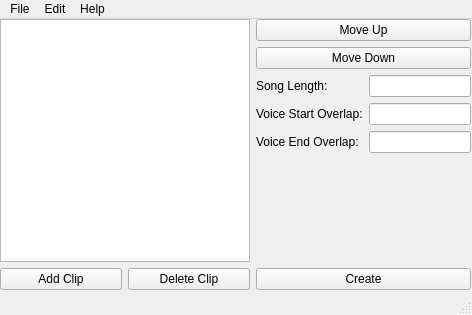
paddatrapper/top30, file top30/main_window.ui: the form before one commit.
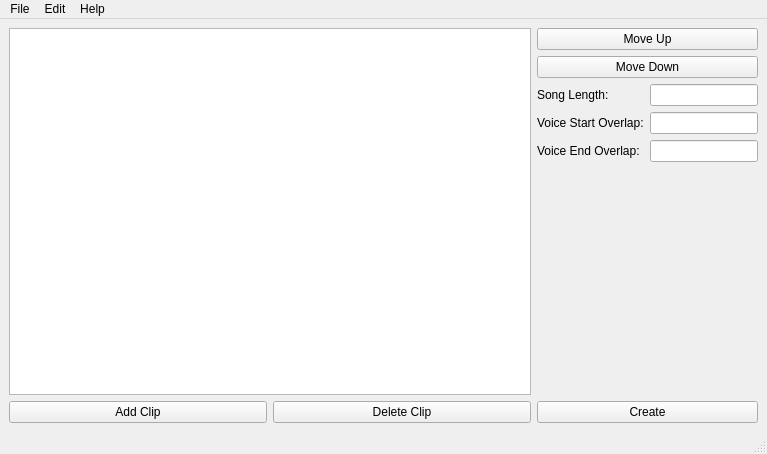
The form after the commit.

Commit message: added movement commands

```diff
--- a/top30/main_window.ui
+++ b/top30/main_window.ui
@@ -6,26 +6,57 @@
    <rect>
     <x>0</x>
     <y>0</y>
-    <width>472</width>
-    <height>315</height>
+    <width>767</width>
+    <height>454</height>
    </rect>
   </property>
   <property name="windowTitle">
    <string>Top 30 Creator</string>
   </property>
   <widget class="QWidget" name="centralwidget">
-   <widget class="QWidget" name="gridLayoutWidget">
-    <property name="geometry">
-     <rect>
-      <x>0</x>
-      <y>0</y>
-      <width>471</width>
-      <height>271</height>
-     </rect>
-    </property>
-    <layout class="QGridLayout" name="gridLayout">
+   <layout class="QGridLayout" name="gridLayout_2">
+    <item row="0" column="0">
+     <layout class="QGridLayout" name="gridLayout" rowstretch="0,1" columnstretch="1,0">
+      <item row="1" column="1">
+       <widget class="QPushButton" name="btn_create">
+        <property name="maximumSize">
+         <size>
+          <width>16777215</width>
+          <height>16777215</height>
+         </size>
+        </property>
+        <property name="text">
+         <string>Create</string>
+        </property>
+       </widget>
+      </item>
+      <item row="1" column="0">
+       <layout class="QHBoxLayout" name="horizontalLayout">
+        <item>
+         <widget class="QPushButton" name="btn_add_clip">
+          <property name="text">
+           <string>Add Clip</string>
+          </property>
+         </widget>
+        </item>
+        <item>
+         <widget class="QPushButton" name="btn_delete_clip">
+          <property name="text">
+           <string>Delete Clip</string>
+          </property>
+         </widget>
+        </item>
+       </layout>
+      </item>
+      <item row="0" column="0">
+       <widget class="QTableView" name="clip_view">
+        <property name="lineWidth">
+         <number>1</number>
+        </property>
+       </widget>
+      </item>
      <item row="0" column="1">
-      <layout class="QVBoxLayout" name="verticalLayout_2">
+       <layout class="QVBoxLayout" name="verticalLayout_2" stretch="0,0,0">
        <item>
         <widget class="QPushButton" name="btn_move_up">
          <property name="maximumSize">
@@ -112,53 +143,16 @@
        </item>
       </layout>
      </item>
-     <item row="1" column="0">
-      <layout class="QHBoxLayout" name="horizontalLayout">
-       <item>
-        <widget class="QPushButton" name="btn_add_clip">
-         <property name="text">
-          <string>Add Clip</string>
-         </property>
-        </widget>
-       </item>
-       <item>
-        <widget class="QPushButton" name="btn_delete_clip">
-         <property name="text">
-          <string>Delete Clip</string>
-         </property>
-        </widget>
-       </item>
-      </layout>
-     </item>
-     <item row="1" column="1">
-      <widget class="QPushButton" name="btn_create">
-       <property name="maximumSize">
-        <size>
-         <width>16777215</width>
-         <height>16777215</height>
-        </size>
-       </property>
-       <property name="text">
-        <string>Create</string>
-       </property>
-      </widget>
-     </item>
-     <item row="0" column="0">
-      <widget class="QTableView" name="lst_clips">
-       <property name="lineWidth">
-        <number>1</number>
-       </property>
-      </widget>
-     </item>
-    </layout>
-   </widget>
+     </layout>
+    </item>
+   </layout>
   </widget>
   <widget class="QMenuBar" name="menubar">
    <property name="geometry">
     <rect>
      <x>0</x>
      <y>0</y>
-     <width>472</width>
+     <width>767</width>
      <height>21</height>
     </rect>
    </property>
```
Lines whose indentation alone changed are shown as unchanged. The commit also changes 1 other file.
